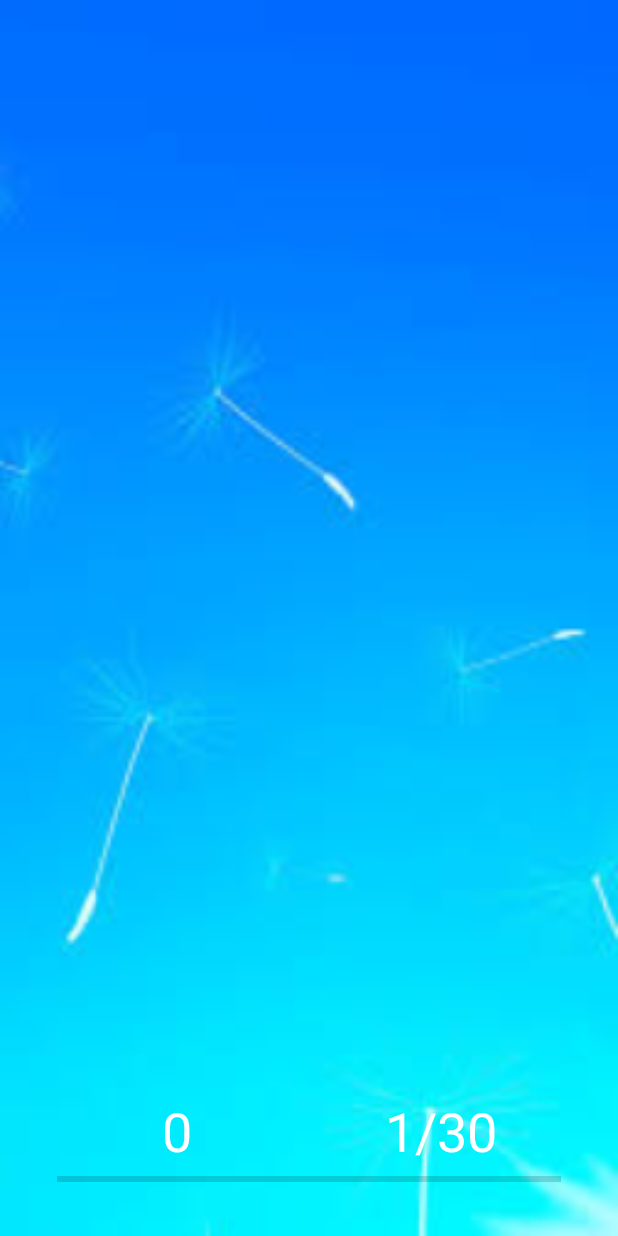
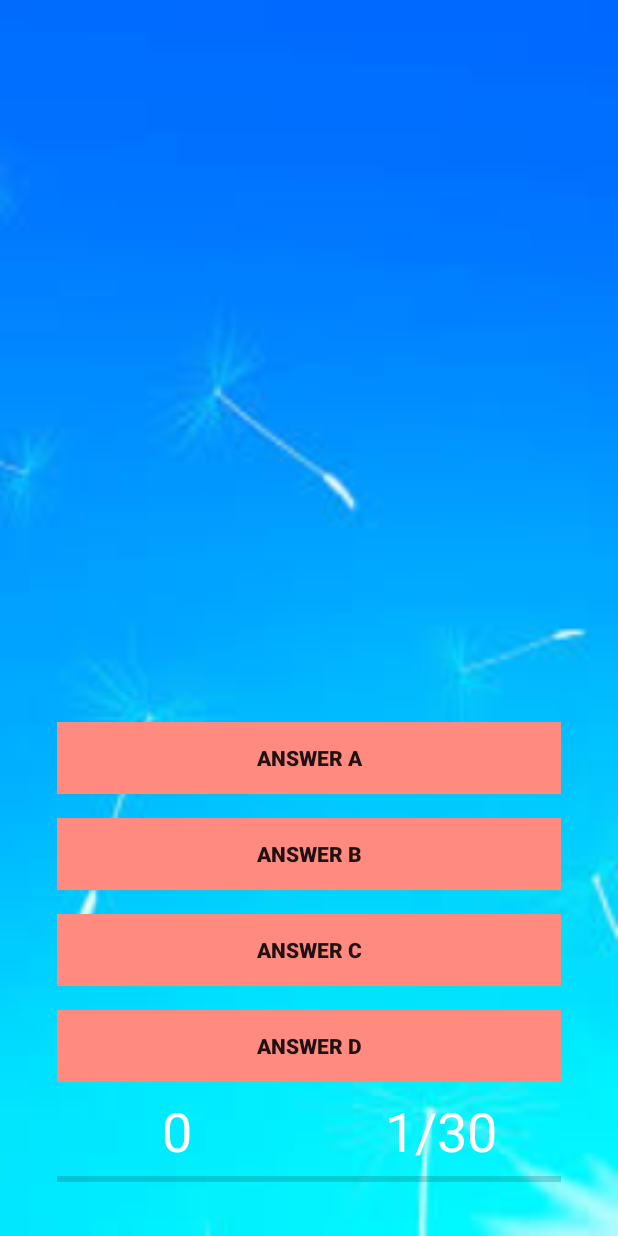
Before and after one commit to Agnohendrix/AndroidOnlineQuizApp, an Android app: the Playing screen opened directly, with no data from a screen before it, on a phone screen of 412 x 824 dp. Run offline under Robolectric (Android 15) with nearby library versions, the phone set to English and light mode, and no system bars; our stand-ins replace Firebase (no records; nobody signed in at launch, a user with empty details on screens opened directly).

```diff
--- a/app/src/main/java/com/example/agnohendrix/androidonlinequizapp/Playing.java
+++ b/app/src/main/java/com/example/agnohendrix/androidonlinequizapp/Playing.java
@@ -1,9 +1,31 @@
 package com.example.agnohendrix.androidonlinequizapp;
 
+import android.os.CountDownTimer;
 import android.support.v7.app.AppCompatActivity;
 import android.os.Bundle;
+import android.widget.ImageView;
+import android.widget.ProgressBar;
+
+import com.google.firebase.database.DatabaseReference;
+import com.google.firebase.database.FirebaseDatabase;
 
 public class Playing extends AppCompatActivity {
+
+    final static long INTERVAL = 1000;
+    final static long TIMEOUT = 7000;
+    int progressValue=0;
+
+    CountDownTimer mCountDown;
+
+    int index=0, score=0, thisQuestion=0, totalQuestion=0, correctAnswer;
+
+    //Firebase
+    FirebaseDatabase database;
+    DatabaseReference questions;
+
+    ProgressBar progressBar;
+    ImageView question_image;
+
 
     @Override
     protected void onCreate(Bundle savedInstanceState) {
--- a/app/src/main/res/layout/activity_playing.xml
+++ b/app/src/main/res/layout/activity_playing.xml
@@ -39,6 +39,58 @@
             android:layout_width="match_parent"
             android:layout_height="wrap_content">
 
+            <Button
+                android:id="@+id/btnAnswerA"
+                android:text="Answer A"
+                android:textcolor="@android:color/white"
+                android:textStyle="bold"
+                android:theme="@style/MyButton"
+                style="@style/Widget.AppCompat.Button.Borderless"
+                android:background="#FF8a80"
+                android:layout_margin="8dp"
+                android:foreground="?android:attr/selectableItemBackground"
+                android:layout_width="match_parent"
+                android:layout_height="wrap_content" />
+
+            <Button
+                android:id="@+id/btnAnswerB"
+                android:text="Answer B"
+                android:textcolor="@android:color/white"
+                android:textStyle="bold"
+                android:theme="@style/MyButton"
+                style="@style/Widget.AppCompat.Button.Borderless"
+                android:background="#FF8a80"
+                android:layout_margin="8dp"
+                android:foreground="?android:attr/selectableItemBackground"
+                android:layout_width="match_parent"
+                android:layout_height="wrap_content" />
+
+            <Button
+                android:id="@+id/btnAnswerC"
+                android:text="Answer C"
+                android:textcolor="@android:color/white"
+                android:textStyle="bold"
+                android:theme="@style/MyButton"
+                style="@style/Widget.AppCompat.Button.Borderless"
+                android:background="#FF8a80"
+                android:layout_margin="8dp"
+                android:foreground="?android:attr/selectableItemBackground"
+                android:layout_width="match_parent"
+                android:layout_height="wrap_content" />
+
+            <Button
+                android:id="@+id/btnAnswerD"
+                android:text="Answer D"
+                android:textcolor="@android:color/white"
+                android:textStyle="bold"
+                android:theme="@style/MyButton"
+                style="@style/Widget.AppCompat.Button.Borderless"
+                android:background="#FF8a80"
+                android:layout_margin="8dp"
+                android:foreground="?android:attr/selectableItemBackground"
+                android:layout_width="match_parent"
+                android:layout_height="wrap_content" />
+
             <LinearLayout
                 android:weightSum="2"
                 android:layout_width="match_parent"
@@ -74,6 +126,7 @@
                 android:layout_width="match_parent"
                 android:layout_height="wrap_content" />
 
+
         </LinearLayout>
 
     </RelativeLayout>
```
